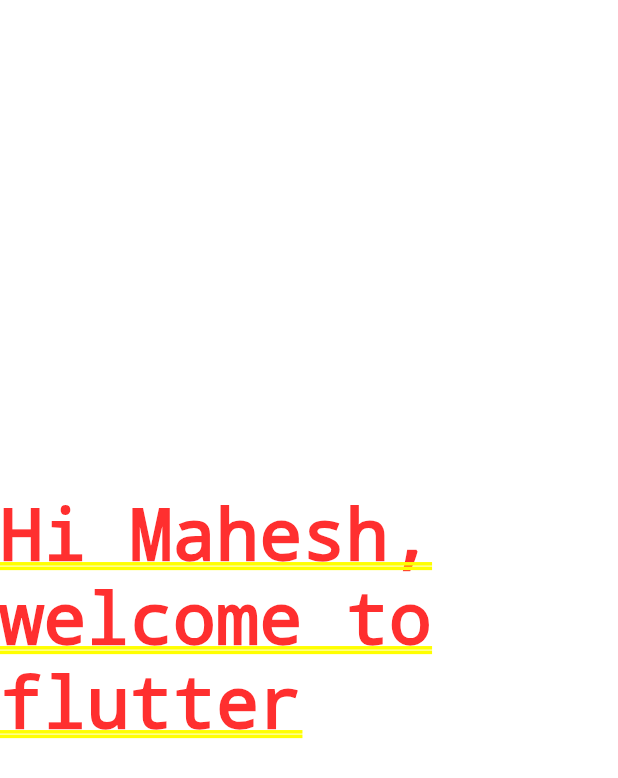
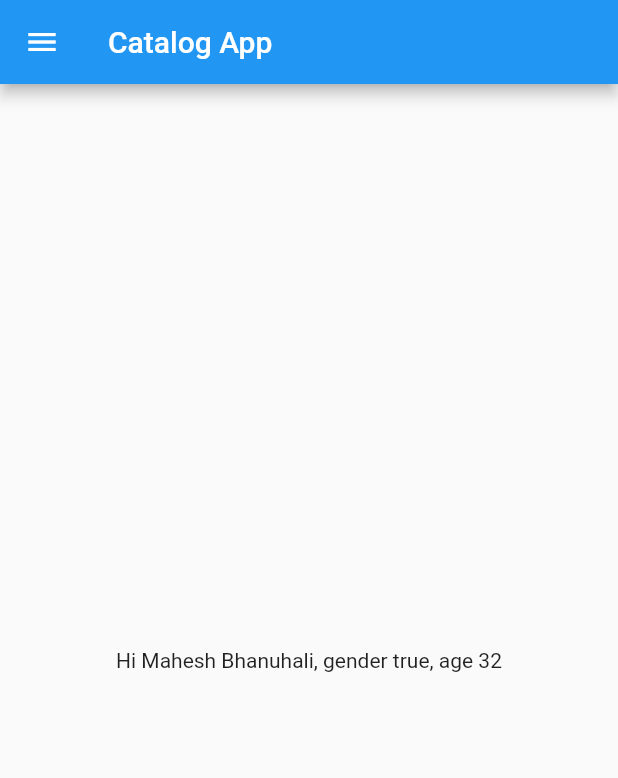
Before and after one commit to bhanushalimahesh3/flutter_catalog, a Flutter app: the screen it shows after launch, on a phone screen of 412 x 824 dp. Shown: the top 778 px of the screen. Run offline on Flutter 3.47's test engine with Material 2 defaults, Android fonts, the phone set to English and light mode, and no system bars.

Commit message:
added drawer, refactored widget code and used scaffold

```diff
--- /dev/null
+++ b/lib/home_page.dart
@@ -0,0 +1,27 @@
+import 'package:flutter/material.dart';
+
+class HomePage extends StatelessWidget {
+
+  int age = 32;
+  String name = "Mahesh Bhanuhali";
+  bool isMale = true;
+  double pi = 3.14;
+  num temp = 30.52;
+
+  var x = 20.52;
+
+  @override
+  Widget build(BuildContext context) {
+    return Scaffold(
+        appBar: AppBar(
+          title: Text('Catalog App'),
+        ),
+        body:Center(
+        child: Container(
+        child:Text("Hi $name, gender $isMale, age $age")
+      ),
+      ),
+      drawer: Drawer(),
+      );
+  }
+}
--- a/lib/main.dart
+++ b/lib/main.dart
@@ -1,4 +1,6 @@
 import 'package:flutter/material.dart';
+import 'package:flutter_catalog/home_page.dart';
+
 
 void main() {
   runApp(MyApp());
@@ -9,12 +11,10 @@ class MyApp extends StatelessWidget {
 
   @override
   Widget build(BuildContext context) {
+
+
     return MaterialApp(
-      home: Center(
-        child: Container(
-        child:Text("Hi Mahesh, welcome to flutter")
-      ),
-      ),
+      home: HomePage()
 
     );
   }
```
